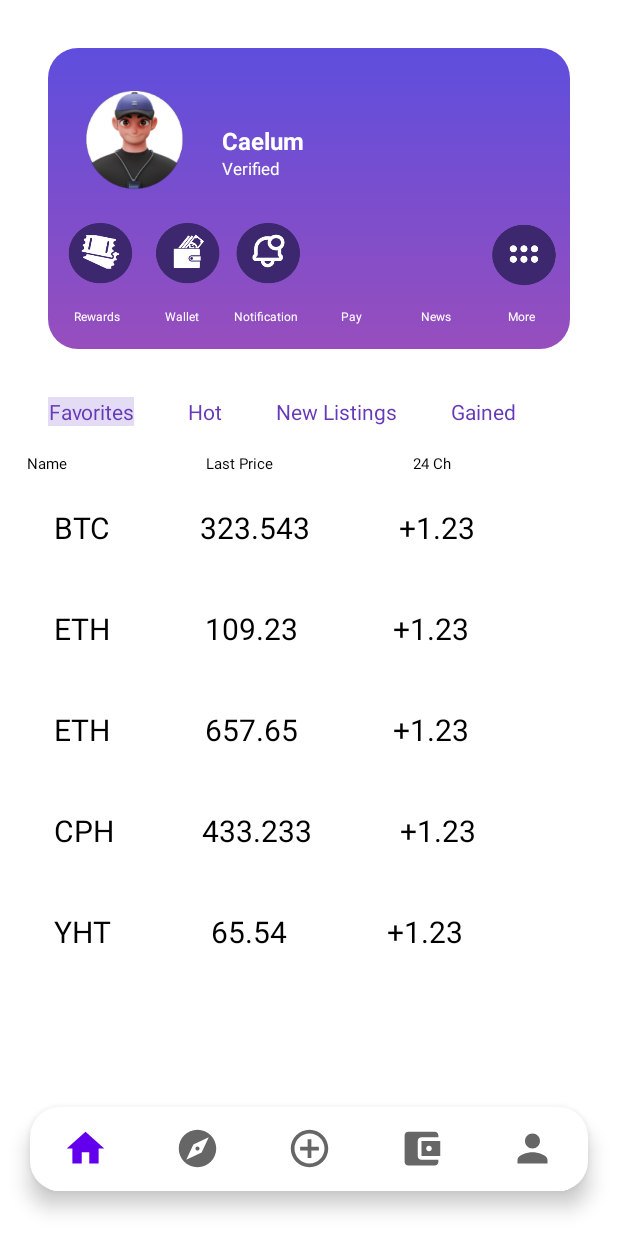
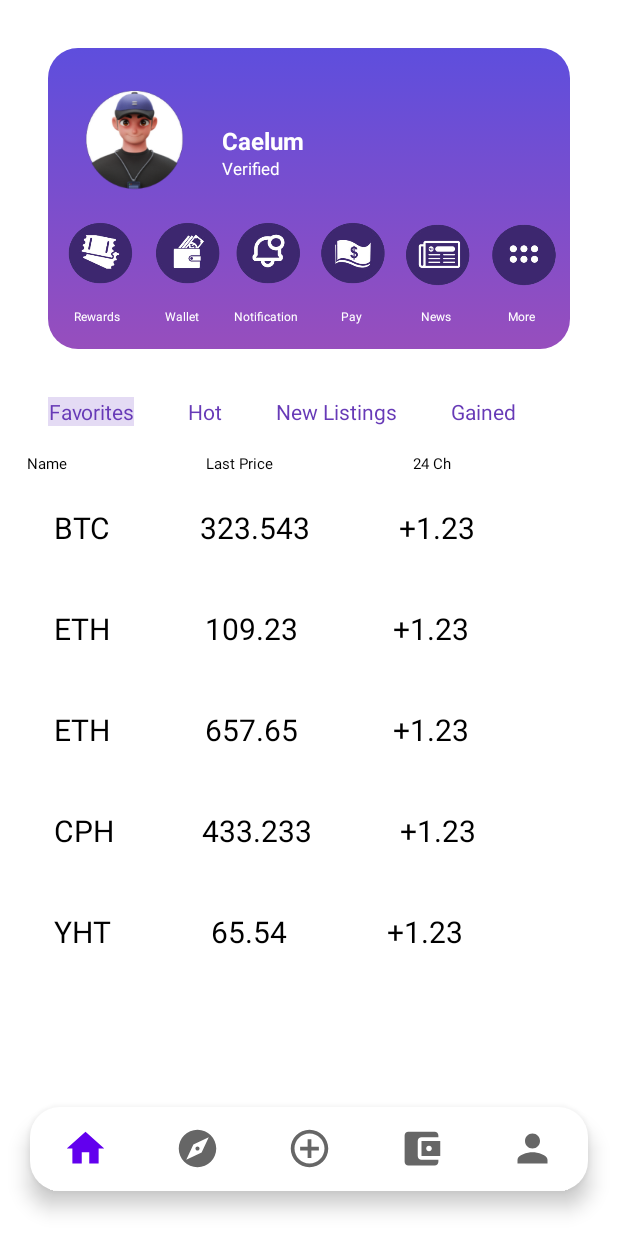
Before and after one commit to caelum-labelle/FinalApp, an Android app: the HomeFragment screen opened directly, with no data from a screen before it, on a phone screen of 412 x 824 dp. Run offline under Robolectric (Android 15) with nearby library versions, the phone set to English and light mode, and no system bars.

Commit message:
with pictures sa home

```diff
--- a/app/src/main/res/layout/fragment_home.xml
+++ b/app/src/main/res/layout/fragment_home.xml
@@ -202,7 +202,8 @@
                                 app:layout_constraintHorizontal_bias="0.47"
                                 app:layout_constraintStart_toStartOf="parent"
                                 app:layout_constraintTop_toTopOf="parent"
-                                app:layout_constraintVertical_bias="0.461" />
+                                app:layout_constraintVertical_bias="0.461"
+                                app:srcCompat="@drawable/pay"/>
                         </androidx.constraintlayout.widget.ConstraintLayout>
 
                         <TextView
@@ -237,7 +238,8 @@
                                 app:layout_constraintHorizontal_bias="0.47"
                                 app:layout_constraintStart_toStartOf="parent"
                                 app:layout_constraintTop_toTopOf="parent"
-                                app:layout_constraintVertical_bias="0.461" />
+                                app:layout_constraintVertical_bias="0.461"
+                                app:srcCompat="@drawable/news"/>
                         </androidx.constraintlayout.widget.ConstraintLayout>
 
                         <TextView
```
